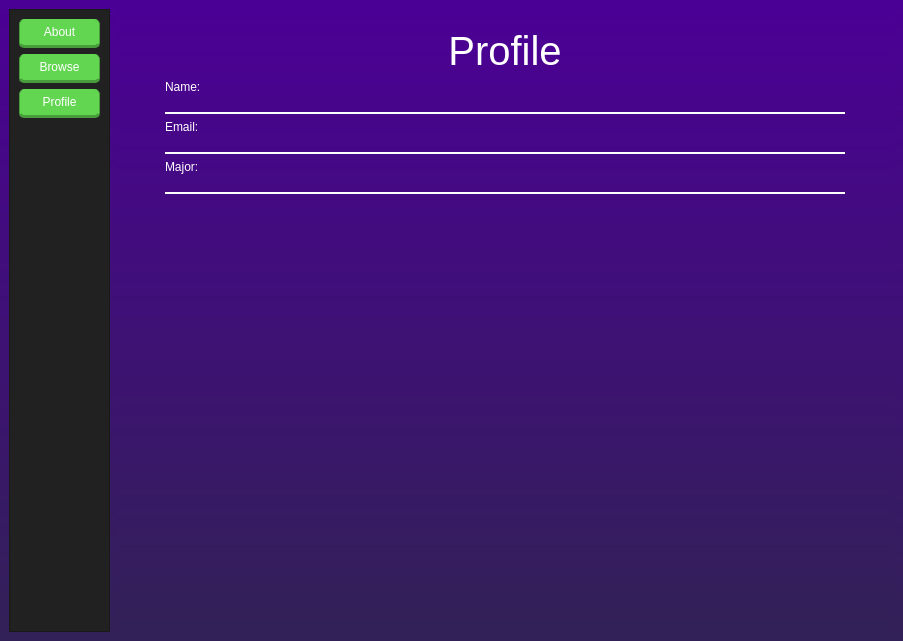
Old version of the form stinder/ui/Home.ui in the repository gibbons-eddie/Stinder.
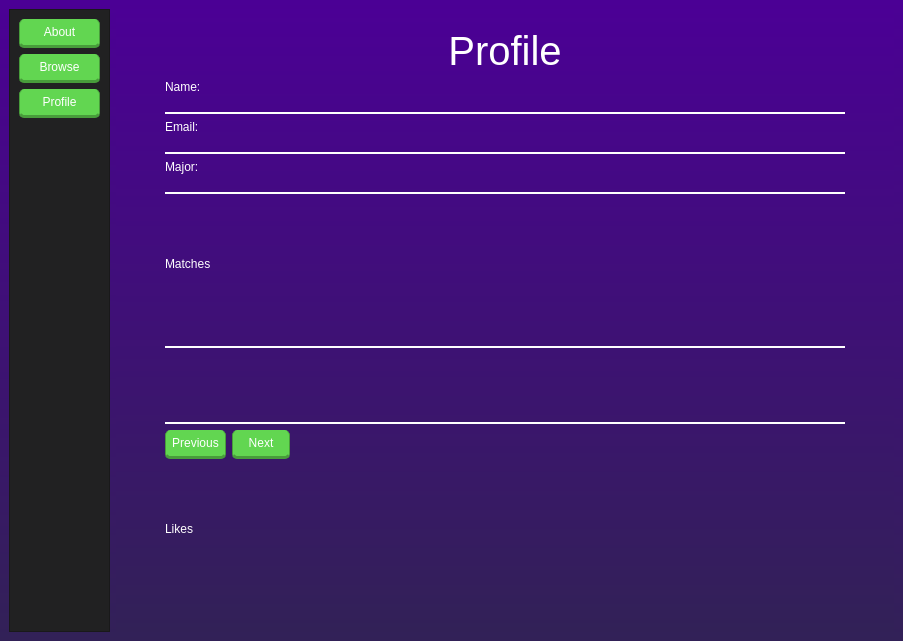
New version of the form. The open tabs and pages were chosen to show the change. Icons and pictures are not drawn.

Commit message: added profile matches viewer

The edit to the form file:
```diff
--- a/stinder/ui/Home.ui
+++ b/stinder/ui/Home.ui
@@ -949,6 +949,153 @@
              </property>
             </spacer>
            </item>
+           <item>
+            <widget class="QLabel" name="MatchTitle">
+             <property name="styleSheet">
+              <string notr="true">color: white; 
+font: 30pt &quot;Segoe UI&quot;;
+background: transparent;
+</string>
+             </property>
+             <property name="text">
+              <string>Matches</string>
+             </property>
+            </widget>
+           </item>
+           <item>
+            <spacer name="verticalSpacer_6">
+             <property name="orientation">
+              <enum>Qt::Vertical</enum>
+             </property>
+             <property name="sizeHint" stdset="0">
+              <size>
+               <width>20</width>
+               <height>40</height>
+              </size>
+             </property>
+            </spacer>
+           </item>
+           <item>
+            <widget class="QLabel" name="MatchName">
+             <property name="styleSheet">
+              <string notr="true">color: white; 
+font: 15pt &quot;Segoe UI&quot;;
+background: transparent;
+border-bottom: 2px solid white;</string>
+             </property>
+             <property name="text">
+              <string/>
+             </property>
+            </widget>
+           </item>
+           <item>
+            <spacer name="verticalSpacer_5">
+             <property name="orientation">
+              <enum>Qt::Vertical</enum>
+             </property>
+             <property name="sizeHint" stdset="0">
+              <size>
+               <width>20</width>
+               <height>40</height>
+              </size>
+             </property>
+            </spacer>
+           </item>
+           <item>
+            <widget class="QLabel" name="MatchEmail">
+             <property name="styleSheet">
+              <string notr="true">color: white; 
+font: 15pt &quot;Segoe UI&quot;;
+background: transparent;
+border-bottom: 2px solid white;</string>
+             </property>
+             <property name="text">
+              <string/>
+             </property>
+            </widget>
+           </item>
+           <item>
+            <layout class="QHBoxLayout" name="MatchLayout">
+             <item>
+              <widget class="QPushButton" name="prevMatchButton">
+               <property name="styleSheet">
+                <string notr="true">font: 500 13pt &quot;Nexa Bold&quot;;
+background-color: rgb(98, 214, 81);
+color: rgb(255, 255, 255);
+border-radius: 5px; border: 2px rgb(33, 33, 34);
+border-bottom: 3px solid rgb(72, 156, 59);
+border-left:  1px solid rgb(72, 156, 59);
+border-right:  1px solid rgb(72, 156, 59);
+padding: 6px;</string>
+               </property>
+               <property name="text">
+                <string>Previous</string>
+               </property>
+              </widget>
+             </item>
+             <item>
+              <widget class="QPushButton" name="nextMatchButton">
+               <property name="layoutDirection">
+                <enum>Qt::LeftToRight</enum>
+               </property>
+               <property name="styleSheet">
+                <string notr="true">font: 500 13pt &quot;Nexa Bold&quot;;
+background-color: rgb(98, 214, 81);
+color: rgb(255, 255, 255);
+border-radius: 5px; border: 2px rgb(33, 33, 34);
+border-bottom: 3px solid rgb(72, 156, 59);
+border-left:  1px solid rgb(72, 156, 59);
+border-right:  1px solid rgb(72, 156, 59);
+padding: 6px;
+padding-right:15px;
+padding-left:15px;</string>
+               </property>
+               <property name="text">
+                <string>Next</string>
+               </property>
+              </widget>
+             </item>
+             <item>
+              <spacer name="MatchSpacer">
+               <property name="orientation">
+                <enum>Qt::Horizontal</enum>
+               </property>
+               <property name="sizeHint" stdset="0">
+                <size>
+                 <width>40</width>
+                 <height>20</height>
+                </size>
+               </property>
+              </spacer>
+             </item>
+            </layout>
+           </item>
+           <item>
+            <spacer name="verticalSpacer_4">
+             <property name="orientation">
+              <enum>Qt::Vertical</enum>
+             </property>
+             <property name="sizeHint" stdset="0">
+              <size>
+               <width>20</width>
+               <height>40</height>
+              </size>
+             </property>
+            </spacer>
+           </item>
+           <item>
+            <widget class="QLabel" name="LikesTitle">
+             <property name="styleSheet">
+              <string notr="true">color: white; 
+font: 30pt &quot;Segoe UI&quot;;
+background: transparent;
+</string>
+             </property>
+             <property name="text">
+              <string>Likes</string>
+             </property>
+            </widget>
+           </item>
            <item>
             <widget class="QLabel" name="LikesLabel">
              <property name="text">
@@ -956,6 +1103,19 @@
              </property>
             </widget>
            </item>
+           <item>
+            <spacer name="verticalSpacer_3">
+             <property name="orientation">
+              <enum>Qt::Vertical</enum>
+             </property>
+             <property name="sizeHint" stdset="0">
+              <size>
+               <width>20</width>
+               <height>40</height>
+              </size>
+             </property>
+            </spacer>
+           </item>
           </layout>
          </widget>
         </item>
```
Left out of the diff: 2 changed lines with no effect on the pictures. The commit also changes 6 other files.
